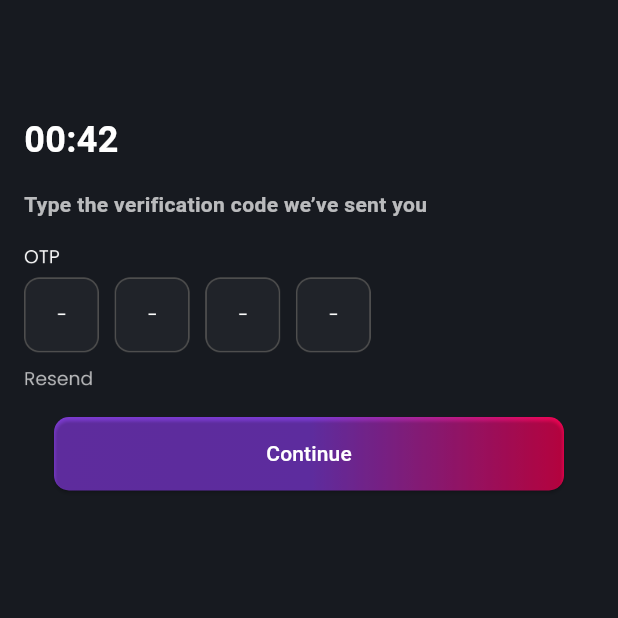
After one commit to fwdAndroid/partymania_users, a Flutter app: the GetOtp screen opened directly, on a phone screen of 412 x 824 dp, the top half of it. The commit adds this screen. Run offline on Flutter 3.47's test engine with Material 2 defaults, Android fonts, the phone set to English and light mode, and no system bars; our stand-ins replace flutter_rating_bar, flutter_svg; Roboto replaces fonts that are missing (Mulish).

Commit message:
Otp Done

```diff
--- /dev/null
+++ b/lib/screens/auth/getotp.dart
@@ -0,0 +1,71 @@
+import 'package:flutter/material.dart';
+import 'package:partymania_users/screens/auth/login_screen.dart';
+import 'package:partymania_users/utils/button.dart';
+import 'package:partymania_users/utils/colors.dart';
+
+class GetOtp extends StatefulWidget {
+  const GetOtp({super.key});
+
+  @override
+  State<GetOtp> createState() => _GetOtpState();
+}
+
+class _GetOtpState extends State<GetOtp> {
+  @override
+  Widget build(BuildContext context) {
+    return Scaffold(
+      backgroundColor: backgroundColor,
+      body: Padding(
+        padding: const EdgeInsets.all(8.0),
+        child: Column(
+          crossAxisAlignment: CrossAxisAlignment.start,
+          children: [
+            const SizedBox(
+              height: 60,
+            ),
+            Padding(
+              padding: const EdgeInsets.all(8.0),
+              child: Text(
+                "00:42",
+                style: TextStyle(
+                    fontSize: 24,
+                    color: textColor,
+                    fontWeight: FontWeight.w600),
+              ),
+            ),
+            Padding(
+              padding: const EdgeInsets.all(8.0),
+              child: Text(
+                "Type the verification code we’ve sent you",
+                style: TextStyle(
+                    fontSize: 14,
+                    color: textColor.withOpacity(.7),
+                    fontWeight: FontWeight.w600),
+              ),
+            ),
+            Padding(
+              padding: const EdgeInsets.all(8.0),
+              child: Image.asset(
+                "assets/otp.png",
+                height: 100,
+              ),
+            ),
+            Padding(
+              padding: const EdgeInsets.all(8.0),
+              child: Center(
+                child: SaveButton(
+                    title: "Continue",
+                    onTap: () {
+                      Navigator.push(
+                          context,
+                          MaterialPageRoute(
+                              builder: (builder) => LoginScreen()));
+                    }),
+              ),
+            )
+          ],
+        ),
+      ),
+    );
+  }
+}
--- a/lib/screens/auth/login_screen.dart
+++ b/lib/screens/auth/login_screen.dart
@@ -1,4 +1,5 @@
 import 'package:flutter/material.dart';
+import 'package:partymania_users/screens/auth/getotp.dart';
 import 'package:partymania_users/screens/auth/sign_up_account.dart';
 import 'package:partymania_users/screens/main_dashboard.dart';
 import 'package:partymania_users/utils/button.dart';
@@ -65,10 +66,13 @@ class _LoginScreenState extends State<LoginScreen> {
                   TextFormInputField(
                       preIcon: Padding(
                         padding: const EdgeInsets.all(8.0),
-                        child: Image.asset(
-                          "assets/sms.png",
-                          width: 15,
-                          height: 15,
+                        child: Padding(
+                          padding: const EdgeInsets.all(8.0),
+                          child: Image.asset(
+                            "assets/sms.png",
+                            width: 15,
+                            height: 15,
+                          ),
                         ),
                       ),
                       controller: loginEmailController,
@@ -95,13 +99,18 @@ class _LoginScreenState extends State<LoginScreen> {
                   ),
                   TextFormInputField(
                       suIcon: TextButton(
-                          onPressed: () {},
+                          onPressed: () {
+                            Navigator.push(
+                                context,
+                                MaterialPageRoute(
+                                    builder: (builder) => GetOtp()));
+                          },
                           child: Text(
                             "Get OTP",
                             style: TextStyle(color: otpColor),
                           )),
                       preIcon: Padding(
-                        padding: const EdgeInsets.all(8.0),
+                        padding: const EdgeInsets.all(16.0),
                         child: Image.asset(
                           "assets/lock.png",
                           width: 15,
```
Also changed, not shown: assets/otp.png (added).
